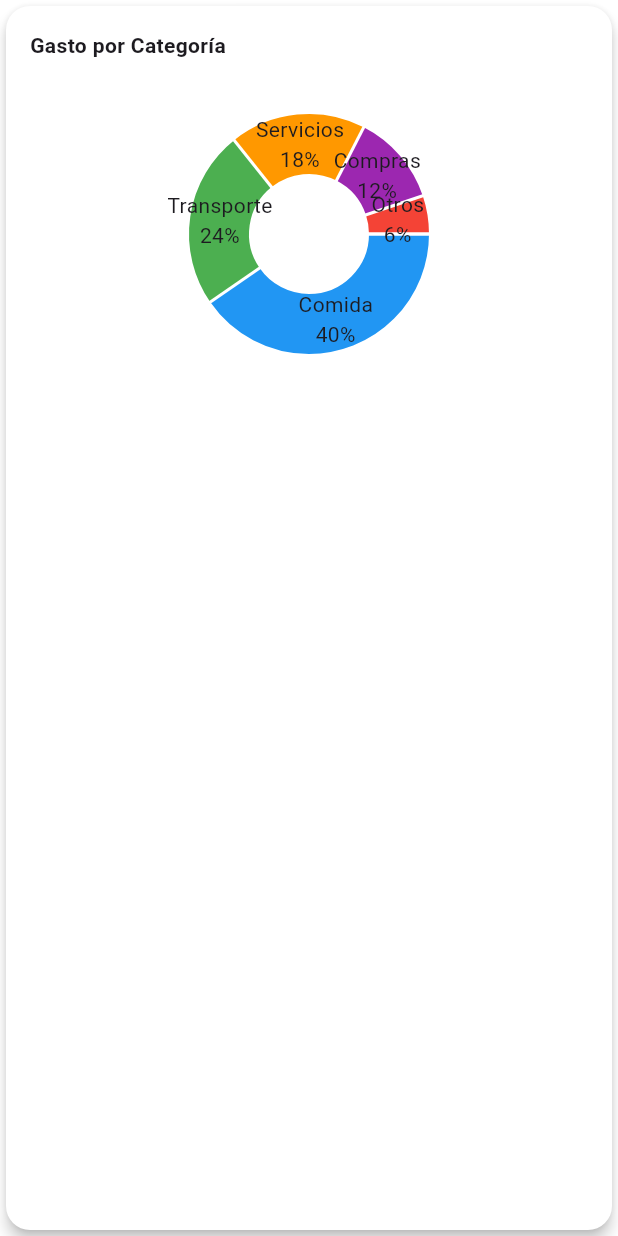
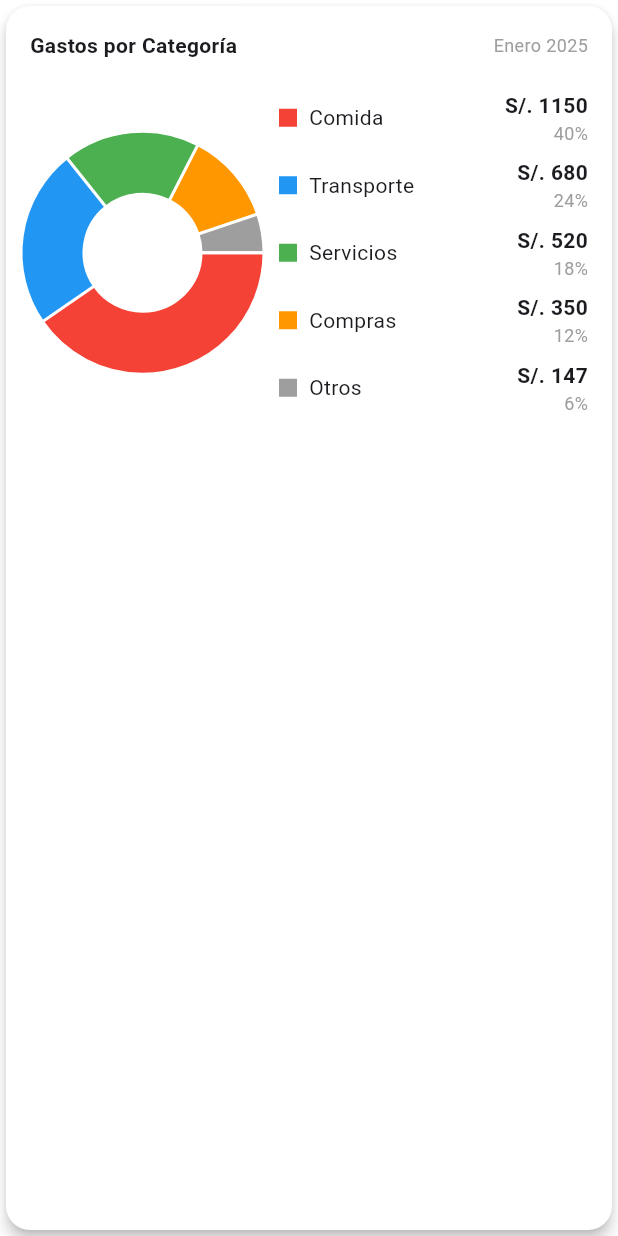
Before and after one commit to ethel1312/fynso, a Flutter app: the DonutChartCard widget shown alone on an empty page, opened directly, on a phone screen of 412 x 824 dp. Run offline on Flutter 3.47's test engine with Material 3 defaults, Android fonts, the phone set to English and light mode, and no system bars; drawn by our look-alikes of fl_chart; our stand-ins replace flutter_svg.

Commit message:
Cambio en gráfica

```diff
--- a/lib/features/home/view/widgets/donut_chart_card.dart
+++ b/lib/features/home/view/widgets/donut_chart_card.dart
@@ -6,6 +6,39 @@ class DonutChartCard extends StatelessWidget {
 
   @override
   Widget build(BuildContext context) {
+    final categorias = [
+      {
+        'nombre': 'Comida',
+        'valor': 1150,
+        'color': Colors.red,
+        'porcentaje': '40%',
+      },
+      {
+        'nombre': 'Transporte',
+        'valor': 680,
+        'color': Colors.blue,
+        'porcentaje': '24%',
+      },
+      {
+        'nombre': 'Servicios',
+        'valor': 520,
+        'color': Colors.green,
+        'porcentaje': '18%',
+      },
+      {
+        'nombre': 'Compras',
+        'valor': 350,
+        'color': Colors.orange,
+        'porcentaje': '12%',
+      },
+      {
+        'nombre': 'Otros',
+        'valor': 147,
+        'color': Colors.grey,
+        'porcentaje': '6%',
+      },
+    ];
+
     return Card(
       color: Colors.white,
       shape: RoundedRectangleBorder(borderRadius: BorderRadius.circular(16)),
@@ -15,46 +48,84 @@ class DonutChartCard extends StatelessWidget {
         child: Column(
           crossAxisAlignment: CrossAxisAlignment.start,
           children: [
-            const Text(
-              "Gasto por Categoría",
+            Row(
+              mainAxisAlignment: MainAxisAlignment.spaceBetween,
+              children: const [
+                Text(
+                  "Gastos por Categoría",
                   style: TextStyle(fontWeight: FontWeight.bold),
                 ),
+                Text(
+                  "Enero 2025",
+                  style: TextStyle(fontSize: 12, color: Colors.grey),
+                ),
+              ],
+            ),
             const SizedBox(height: 16),
+            Row(
+              children: [
                 SizedBox(
-              height: 200,
+                  height: 150,
+                  width: 150,
                   child: PieChart(
                     PieChartData(
-                  sections: [
-                    PieChartSectionData(
-                      value: 1150,
-                      color: Colors.blue,
-                      title: "Comida\n40%",
+                      sections: categorias
+                          .map(
+                            (cat) => PieChartSectionData(
+                              value: (cat['valor'] as int).toDouble(),
+                              color: cat['color'] as Color,
+                              showTitle: false,
                             ),
-                    PieChartSectionData(
-                      value: 680,
-                      color: Colors.green,
-                      title: "Transporte\n24%",
+                          )
+                          .toList(),
+                      centerSpaceRadius: 40,
+                      sectionsSpace: 2,
                     ),
-                    PieChartSectionData(
-                      value: 520,
-                      color: Colors.orange,
-                      title: "Servicios\n18%",
                   ),
-                    PieChartSectionData(
-                      value: 350,
-                      color: Colors.purple,
-                      title: "Compras\n12%",
                 ),
-                    PieChartSectionData(
-                      value: 147,
-                      color: Colors.red,
-                      title: "Otros\n6%",
+                const SizedBox(width: 16),
+                Expanded(
+                  child: Column(
+                    crossAxisAlignment: CrossAxisAlignment.start,
+                    children: categorias
+                        .map(
+                          (cat) => Padding(
+                            padding: const EdgeInsets.symmetric(vertical: 4),
+                            child: Row(
+                              children: [
+                                Container(
+                                  width: 12,
+                                  height: 12,
+                                  color: cat['color'] as Color,
+                                ),
+                                const SizedBox(width: 8),
+                                Expanded(child: Text(cat['nombre'] as String)),
+                                Column(
+                                  crossAxisAlignment: CrossAxisAlignment.end,
+                                  children: [
+                                    Text(
+                                      'S/. ${cat['valor']}',
+                                      style: const TextStyle(
+                                        fontWeight: FontWeight.bold,
+                                      ),
+                                    ),
+                                    Text(
+                                      cat['porcentaje'] as String,
+                                      style: const TextStyle(
+                                        fontSize: 12,
+                                        color: Colors.grey,
+                                      ),
                                     ),
                                   ],
-                  sectionsSpace: 2,
-                  centerSpaceRadius: 40,
+                                ),
+                              ],
                             ),
                           ),
+                        )
+                        .toList(),
+                  ),
+                ),
+              ],
             ),
           ],
         ),
```
Lines whose indentation alone changed are shown as unchanged.
